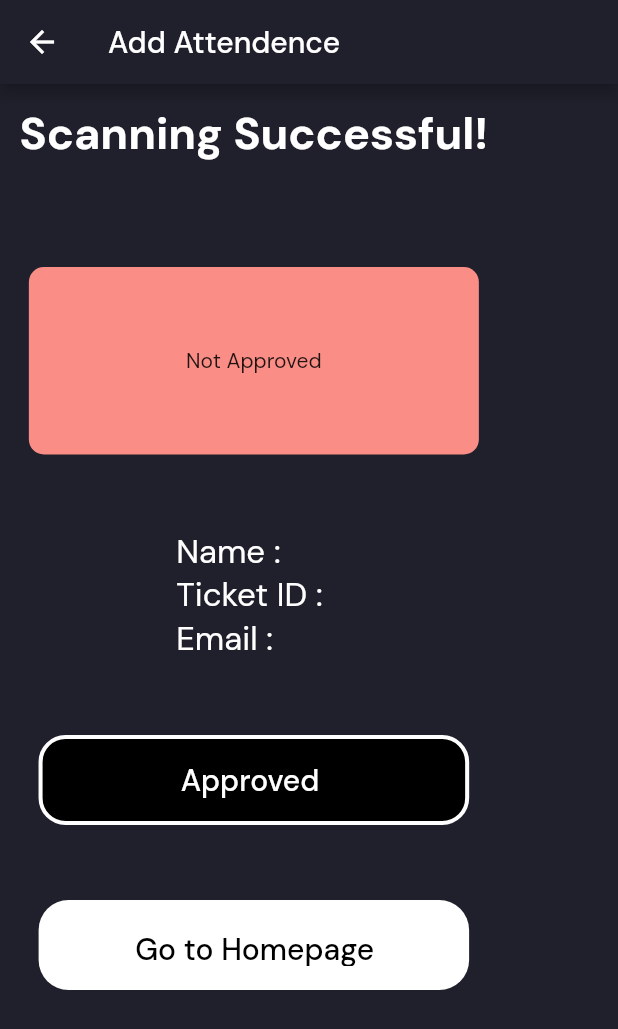
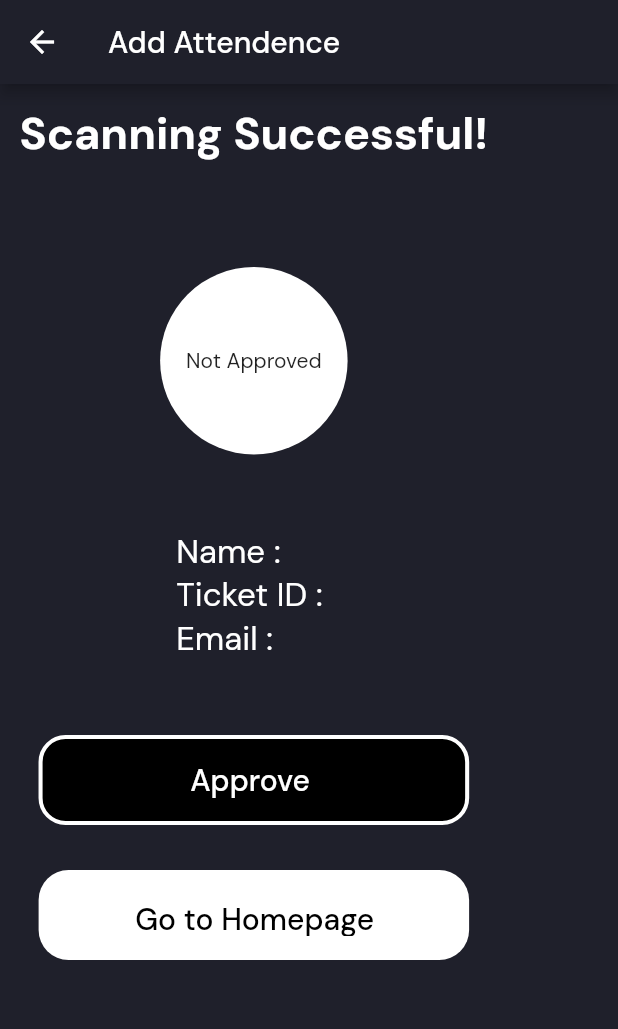
Before and after one commit to sreenath-kp/IEDC-Summit23-Admin, a Flutter app: the UserIDScreen screen opened directly with empty values, on a phone screen of 412 x 824 dp. Shown: the top 1029 px of the screen. Run offline on Flutter 3.47's test engine with Material 2 defaults, Android fonts, the light colour scheme and no system bars; our stand-ins replace cloud_firestore, firebase_core, flutter_riverpod, google_fonts; missing offline and left inert: mobile_scanner; accounts and stored records are empty.

Commit message:
added the tick animation in useridscreen

```diff
--- a/lib/controller/attendee_controller.dart
+++ b/lib/controller/attendee_controller.dart
@@ -1,6 +1,5 @@
 import 'package:flutter/material.dart';
 import 'package:flutter_riverpod/flutter_riverpod.dart';
-import 'package:summit_admin_app/components/utils.dart';
 import 'package:summit_admin_app/models/attendee_model.dart';
 import 'package:summit_admin_app/respository/attendee_repository.dart.dart';
 
--- a/lib/respository/attendee_repository.dart.dart
+++ b/lib/respository/attendee_repository.dart.dart
@@ -1,3 +1,5 @@
+import 'dart:async';
+
 import 'package:cloud_firestore/cloud_firestore.dart';
 import 'package:flutter_riverpod/flutter_riverpod.dart';
 import 'package:summit_admin_app/models/attendee_model.dart';
--- a/lib/screens/home_screen.dart
+++ b/lib/screens/home_screen.dart
@@ -3,6 +3,7 @@ import 'package:flutter_riverpod/flutter_riverpod.dart';
 import 'package:google_fonts/google_fonts.dart';
 import 'package:summit_admin_app/components/home_button.dart';
 import 'package:summit_admin_app/components/home_screen_texts.dart';
+import 'package:summit_admin_app/controller/attendee_controller.dart';
 // import 'package:summit_admin_app/providers/firebase_providers.dart';
 // import 'package:summit_admin_app/respository/townscript_repo.dart';
 // import 'package:summit_admin_app/providers/firebase_providers.dart';
@@ -17,6 +18,8 @@ class HomeScreen extends ConsumerStatefulWidget {
 
 class _HomeScreenState extends ConsumerState<HomeScreen> {
   String result = " ";
+  String count = "0";
+
   @override
   Widget build(BuildContext context) {
     return Scaffold(
@@ -36,14 +39,16 @@ class _HomeScreenState extends ConsumerState<HomeScreen> {
         padding: const EdgeInsets.symmetric(horizontal: 30.0, vertical: 50.0),
         child: Column(
           children: [
-            const Row(
+            Row(
               children: [
-                Padding(
+                const Padding(
                   padding: EdgeInsets.only(left: 30.0),
                   child: HomeScreenText(text: 'Live count :'),
                 ),
-                SizedBox(width: 20),
-                HomeScreenText(text: '99'),
+                const SizedBox(width: 20),
+                HomeScreenText(
+                  text: count,
+                )
               ],
             ),
             const SizedBox(height: 40),
@@ -91,7 +96,8 @@ class _HomeScreenState extends ConsumerState<HomeScreen> {
             HomeButton(
               title: "Workshops",
               func: () {
-                null;
+                print(count);
+                ;
               },
             ),
             const SizedBox(
--- a/lib/screens/user_id_screen.dart
+++ b/lib/screens/user_id_screen.dart
@@ -21,11 +21,13 @@ class UserIDScreen extends ConsumerStatefulWidget {
 
 class _UserIDScreenState extends ConsumerState<UserIDScreen> {
   bool _isApproved = false;
+  bool _marked = false;
 
   void _addAttendence(Attendee attendee) {
     ref.watch(attendeeControllerProvider.notifier).addAttendence(attendee);
     setState(
       () {
+        _marked = true;
         _isApproved = true;
       },
     );
@@ -65,21 +67,36 @@ class _UserIDScreenState extends ConsumerState<UserIDScreen> {
                     height: 70,
                   ),
                   Container(
-                    width: 300,
+                      width: 125,
                       height: 125,
                       clipBehavior: Clip.antiAlias,
                       decoration: ShapeDecoration(
-                      color: _isApproved
-                          ? Color.fromARGB(255, 164, 248, 119)
-                          : const Color.fromARGB(255, 250, 142, 134),
+                        color: const Color.fromARGB(255, 255, 255, 255),
                         shape: RoundedRectangleBorder(
-                        borderRadius: BorderRadius.circular(10),
+                          borderRadius: BorderRadius.circular(100),
                         ),
                       ),
                       child: Center(
-                      child: Text(_isApproved ? "Approved" : "Not Approved"),
+                        child: _isApproved
+                            ? Container(
+                                width: 120,
+                                height: 120,
+                                clipBehavior: Clip.antiAlias,
+                                decoration: ShapeDecoration(
+                                  color: const Color.fromARGB(255, 10, 10, 10),
+                                  shape: RoundedRectangleBorder(
+                                    borderRadius: BorderRadius.circular(100),
                                   ),
                                 ),
+                                child: const Center(
+                                  child: Icon(
+                                    Icons.done_rounded,
+                                    size: 100,
+                                  ),
+                                ),
+                              )
+                            : const Text("Not Approved"),
+                      )),
                   const SizedBox(
                     height: 50,
                   ),
@@ -128,7 +145,11 @@ class _UserIDScreenState extends ConsumerState<UserIDScreen> {
                       },
                       child: Center(
                         child: Text(
-                          !_isApproved ? "Approved " : 'Go to Scanner',
+                          _marked
+                              ? "Go to Scanner"
+                              : !_isApproved
+                                  ? "Approve "
+                                  : 'Go to Scanner',
                           style: TextStyle(
                             color: _isApproved ? Colors.black : Colors.white,
                             fontSize: 20,
@@ -141,7 +162,7 @@ class _UserIDScreenState extends ConsumerState<UserIDScreen> {
                     ),
                   ),
                   const SizedBox(
-                    height: 50,
+                    height: 30,
                   ),
                   Container(
                     width: 287,
```
Lines whose indentation alone changed are shown as unchanged.
